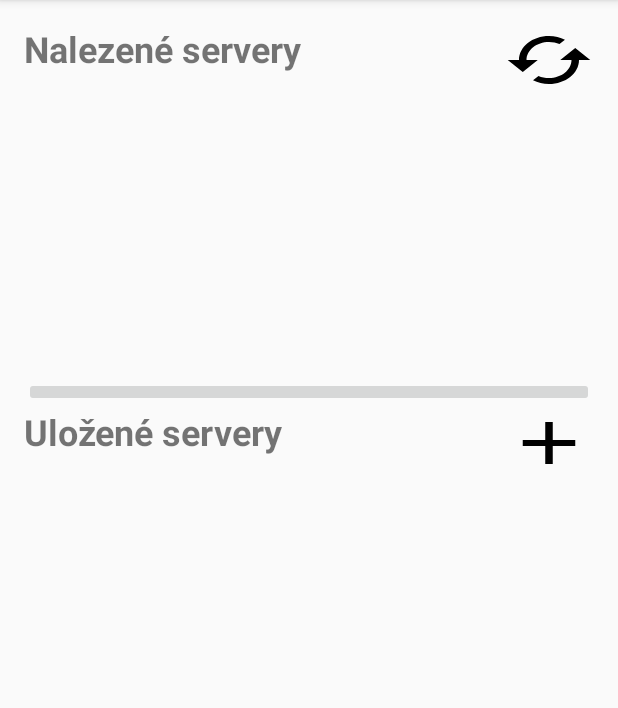
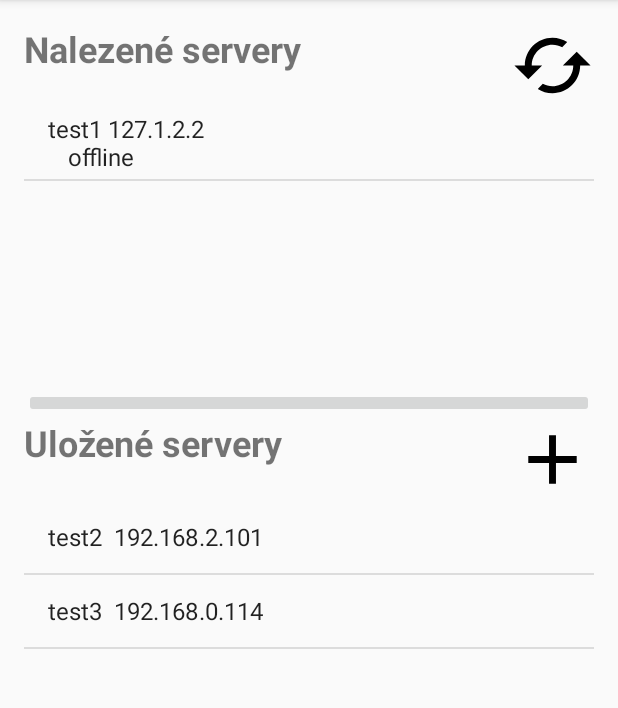
Before and after one commit to kmzbrnoI/hJOPandroidDriver, an Android app: the screen it shows after launch (MainActivity), on a phone screen of 412 x 824 dp, the part 84-792 px from its top. Run offline under Robolectric (Android 15) with nearby library versions, the phone set to English and light mode, and no system bars; our stand-ins replace EventBus.

Commit message:
fix imports, some string, menu intent and add spin refresh button

```diff
--- a/app/src/main/java/cz/mendelu/xmarik/train_manager/About.java
+++ b/app/src/main/java/cz/mendelu/xmarik/train_manager/About.java
@@ -68,7 +68,7 @@ public class About extends AppCompatActivity
         int id = item.getItemId();
 
         if (id == R.id.nav_server) {
-            Intent intent = new Intent(this, Servers.class);
+            Intent intent = new Intent(this, MainActivity.class);
             startActivity(intent);
         } else if (id == R.id.nav_about) {
             DrawerLayout drawer = (DrawerLayout) findViewById(R.id.drawer_layout);
--- a/app/src/main/java/cz/mendelu/xmarik/train_manager/Server.java
+++ b/app/src/main/java/cz/mendelu/xmarik/train_manager/Server.java
@@ -36,14 +36,14 @@ public class Server {
         this.status = status;
         this.active = false;
         this.serverId = id.incrementAndGet();
-        /*List<Train> trains = new ArrayList<>();
-        trains.add(new Train("bnn21f86", false, new boolean[16], 16, true));
-        trains.add(new Train("aaaa", true, new boolean[16], 16, false));
-        trains.add(new Train("nov", true, new boolean[16], 16, true));
+        List<Train> trains = new ArrayList<>();
+        trains.add(new Train("bnn21f86", false, new boolean[16], 16, true, "loko1", 10));
+        trains.add(new Train("aaaa", true, new boolean[16], 16, false, "loko2", 15));
+        trains.add(new Train("nov", true, new boolean[16], 16, true, "loko3", 100));
         trains.get(0).setAuthorized(true);
         trains.get(2).setAuthorized(true);
         areas.add(new ControlArea("1", "full", trains));
-        areas.add(new ControlArea("1", "empty", new ArrayList<Train>()));*/
+        areas.add(new ControlArea("1", "empty", new ArrayList<Train>()));
     }
 
     public Server(String name, int port, boolean status, String about) {
@@ -301,7 +301,7 @@ public class Server {
         tmp.addTrain(newTrain);
     }
 
-    public ArrayList<Train> getTrains() {
+   /* public ArrayList<Train> getTrains() {
         ArrayList<Train> trains = new ArrayList<>();
         trains.add(new Train("bnn21f86", false, new boolean[16], 16, true));
         trains.add(new Train("aaaa", true, new boolean[16], 16, false));
@@ -310,7 +310,7 @@ public class Server {
         trains.get(1).setAuthorized(true);
         trains.get(2).setAuthorized(true);
         return trains;
-    }
+    }*/
 
     public String getStoredStringData() {
         String stringData = this.name + "\t " + this.ipAdr+ " " + this.about;
--- a/app/src/main/java/cz/mendelu/xmarik/train_manager/ServerList.java
+++ b/app/src/main/java/cz/mendelu/xmarik/train_manager/ServerList.java
@@ -25,10 +25,10 @@ public class ServerList {
         this.servers = new ArrayList<>();
         this.storedServers = new ArrayList<>();
         //just fot testing
-       /* this.servers.add(new Server("test1","127.1.2.2",1448,false, ""));
+        this.servers.add(new Server("test1","127.1.2.2",1448,false, ""));
         this.storedServers.add(new Server("test2","192.168.2.101",4444,true, ""));
         this.storedServers.add(new Server("test3","192.168.0.114",4444,true, ""));
-        this.storedServers.get(0).setActive(true);*/
+        this.storedServers.get(0).setActive(true);
     }
 
     public static ServerList getInstance() {
@@ -188,6 +188,10 @@ public class ServerList {
         }
     }
 
+    public void clearLocalServers() {
+        this.servers = new ArrayList<>();
+    }
+
     enum TRAINTYPE {
         PARNI, DIESEL, MOTOROVÁ, ELEKTRICKÁ
     }
--- a/app/src/main/java/cz/mendelu/xmarik/train_manager/Settings.java
+++ b/app/src/main/java/cz/mendelu/xmarik/train_manager/Settings.java
@@ -179,7 +179,7 @@ public class Settings extends AppCompatActivity
         // Handle navigation view item clicks here.
         int id = item.getItemId();
         if (id == R.id.nav_server) {
-            Intent intent = new Intent(this, Servers.class);
+            Intent intent = new Intent(this, MainActivity.class);
             startActivity(intent);
         } else if (id == R.id.nav_about) {
             Intent intent = new Intent(this, About.class);
--- a/app/src/main/java/cz/mendelu/xmarik/train_manager/Train.java
+++ b/app/src/main/java/cz/mendelu/xmarik/train_manager/Train.java
@@ -63,7 +63,7 @@ public class Train {
         }
     }
 
-    public Train(String name, boolean controled, boolean[] function, int speed, boolean direction) {
+    public Train(String name, boolean controled, boolean[] function, int speed, boolean direction, String lokoName, int kmhSpeed) {
         this.name = name;
         this.base = "-;LOK;test;";
         this.controled = controled;
@@ -77,6 +77,8 @@ public class Train {
         this.authorized = false;
         this.statusOk = true;
         functionNames = new ArrayList<>();
+        this.userLokoName = lokoName;
+        this.kmhSpeed = kmhSpeed;
     }
 
     public ArrayList<String> getFunctionNames() {
@@ -167,7 +169,7 @@ public class Train {
         return base;
     }
 
-    public double getKmhSpeed() {
+    public int getKmhSpeed() {
         return kmhSpeed;
     }
 
--- a/app/src/main/java/cz/mendelu/xmarik/train_manager/Trains_box.java
+++ b/app/src/main/java/cz/mendelu/xmarik/train_manager/Trains_box.java
@@ -32,7 +32,6 @@ import java.util.List;
 
 import cz.mendelu.xmarik.train_manager.events.FreeEvent;
 import cz.mendelu.xmarik.train_manager.events.RefuseEvent;
-import cz.mendelu.xmarik.train_manager.events.ReloadEvent;
 import cz.mendelu.xmarik.train_manager.events.TrainReloadEvent;
 
 public class Trains_box extends AppCompatActivity
@@ -312,7 +311,7 @@ public class Trains_box extends AppCompatActivity
         int id = item.getItemId();
 
         if (id == R.id.nav_server) {
-            Intent intent = new Intent(this, Servers.class);
+            Intent intent = new Intent(this, MainActivity.class);
             startActivity(intent);
         } else if (id == R.id.nav_about) {
             Intent intent = new Intent(this, About.class);
--- a/app/src/main/res/layout/content_main.xml
+++ b/app/src/main/res/layout/content_main.xml
@@ -34,8 +34,8 @@
                 android:textSize="24dp" />
 
             <Button
-                android:layout_width="60dp"
-                android:layout_height="wrap_content"
+                android:layout_width="55dp"
+                android:layout_height="55dp"
                 android:id="@+id/serverButton"
                 android:layout_gravity="center_horizontal"
                 android:onClick="discoverServer (MainActivity)"
@@ -69,13 +69,13 @@
                 android:textSize="24dp" />
 
             <Button
-                android:layout_height="wrap_content"
+                android:layout_height="55dp"
                 android:id="@+id/add"
                 android:onClick="addServer"
                 android:layout_gravity="center_horizontal"
                 style="@style/Widget.AppCompat.Button.Borderless"
                 android:background="@drawable/ic_add_black_24dp"
-                android:layout_width="60dp" />
+                android:layout_width="55dp" />
 
         </LinearLayout>
 
--- a/app/src/main/res/layout/nav_header_main.xml
+++ b/app/src/main/res/layout/nav_header_main.xml
@@ -31,6 +31,6 @@
         android:id="@+id/textView"
         android:layout_width="wrap_content"
         android:layout_height="wrap_content"
-        android:text="enjoy your ride" />
+        android:text="užíjte si jízdu" />
 
 </LinearLayout>
--- a/app/src/main/res/menu/main.xml
+++ b/app/src/main/res/menu/main.xml
@@ -4,6 +4,6 @@
     <item
         android:id="@+id/action_settings"
         android:orderInCategory="100"
-        android:title="@string/action_settings"
+        android:title="nastavení"
         app:showAsAction="never" />
 </menu>
--- a/app/src/main/res/menu/train_handler.xml
+++ b/app/src/main/res/menu/train_handler.xml
@@ -4,6 +4,6 @@
     <item
         android:id="@+id/action_settings"
         android:orderInCategory="100"
-        android:title="@string/action_settings"
+        android:title="nastavení"
         app:showAsAction="never" />
 </menu>
--- a/app/src/main/res/values/drawables.xml
+++ b/app/src/main/res/values/drawables.xml
@@ -1,4 +1,4 @@
-<resources xmlns:android="http://schemas.android.com/apk/res/android">
+<resources>
     <item name="ic_menu_camera" type="drawable">@android:drawable/ic_menu_camera</item>
     <item name="ic_menu_gallery" type="drawable">@android:drawable/ic_menu_gallery</item>
     <item name="ic_menu_slideshow" type="drawable">@android:drawable/ic_menu_slideshow</item>
--- a/app/src/main/res/values/strings.xml
+++ b/app/src/main/res/values/strings.xml
@@ -4,7 +4,7 @@
     <string name="navigation_drawer_open">Open navigation drawer</string>
     <string name="navigation_drawer_close">Close navigation drawer</string>
 
-    <string name="action_settings">Settings</string>
+    <string name="action_settings">Nastavení</string>
     <string name="title_activity_train_handler">TrainHandler</string>
-    <string name="title_activity_settings">settings</string>
+    <string name="title_activity_settings">nastavení</string>
 </resources>
```
Also changed, not shown: app/src/main/java/cz/mendelu/xmarik/train_manager/MainActivity.java (+16 -6 lines), app/src/main/java/cz/mendelu/xmarik/train_manager/TrainHandler.java (+9 -3 lines), app/src/main/res/layout-land/content_train_handler.xml (+4 -4 lines), app/src/main/res/layout/content_settings.xml (+24 -13 lines), app/src/main/res/layout/content_train_handler.xml (+4 -4 lines), 2 other files.
